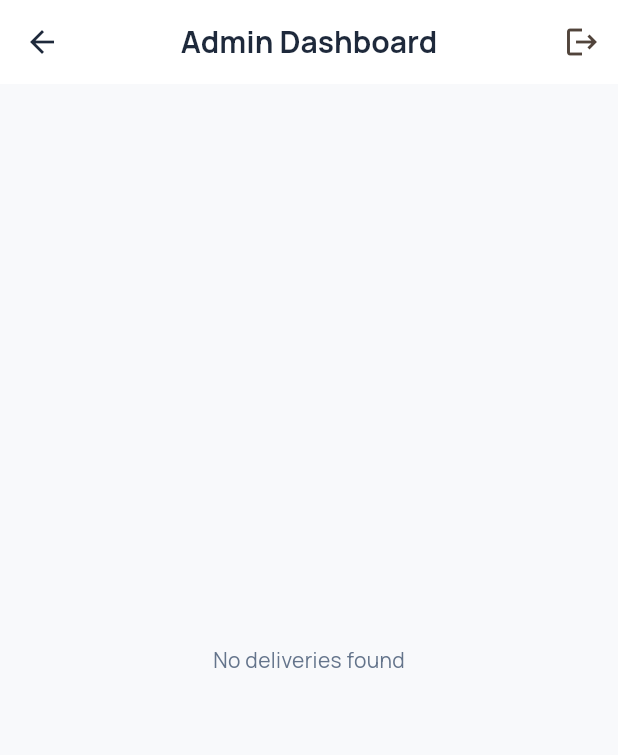
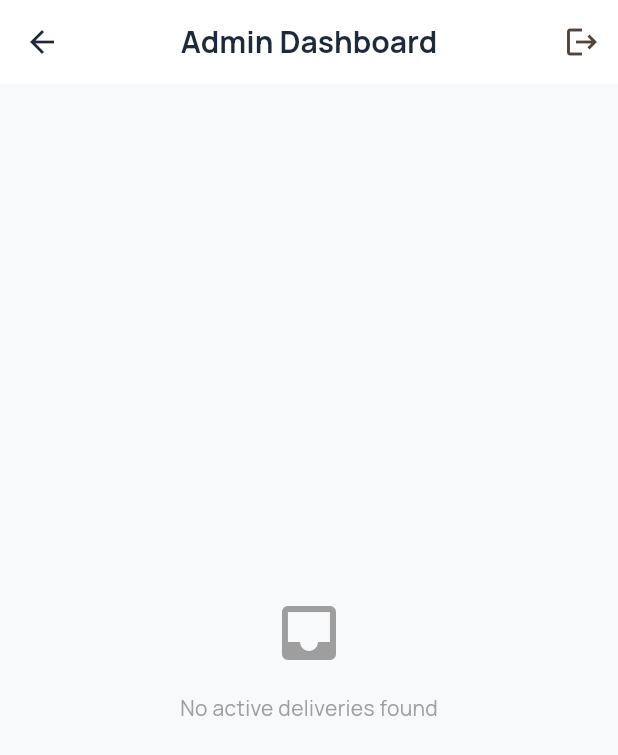
Before and after one commit to amanuel-alex/Motorbike-Parcel-Delivery-App, a Flutter app: the AdminDeliveryListScreen screen opened directly, on a phone screen of 412 x 824 dp. Shown: the top 755 px of the screen. Run offline on Flutter 3.47's test engine with Material 3 defaults, Android fonts, the phone set to English and light mode, and no system bars; our stand-ins replace cloud_firestore, country_picker, firebase_auth, firebase_core, firebase_storage, google_fonts and 3 more; accounts and stored records are empty; statements that could not run were skipped.

Commit message:
issues with data persistence and logout confirmations.

```diff
--- a/lib/core/widgets/common_widgets.dart
+++ b/lib/core/widgets/common_widgets.dart
@@ -107,14 +107,14 @@ class StatusBadge extends StatelessWidget {
 Future<void> showLogoutDialog(BuildContext context) async {
   return showDialog(
     context: context,
-    builder: (context) => AlertDialog(
+    builder: (dialContext) => AlertDialog(
       title: const Text("Logout"),
       content: const Text("Are you sure you want to logout?"),
       actions: [
-        TextButton(onPressed: () => Navigator.pop(context), child: const Text("Cancel")),
+        TextButton(onPressed: () => Navigator.pop(dialContext), child: const Text("Cancel")),
         TextButton(
           onPressed: () {
-            Navigator.pop(context);
+            Navigator.pop(dialContext);
             Provider.of<AuthProvider>(context, listen: false).signOut();
           },
           child: const Text("Logout", style: TextStyle(color: Colors.red)),
--- a/lib/providers/auth_provider.dart
+++ b/lib/providers/auth_provider.dart
@@ -44,6 +44,7 @@ class AuthProvider extends ChangeNotifier {
   Future<void> signOut() async {
     AuthService.isDemoMode = false;
     await _authService.signOut();
+    notifyListeners();
   }
 
   void triggerDemoMode({String? phoneNumber}) {
--- a/lib/screens/admin/admin_delivery_list.dart
+++ b/lib/screens/admin/admin_delivery_list.dart
@@ -29,13 +29,25 @@ class AdminDeliveryListScreen extends StatelessWidget {
       body: StreamBuilder<List<Delivery>>(
         stream: DeliveryService().getAllDeliveries(),
         builder: (context, snapshot) {
+          if (snapshot.hasError) {
+             return Center(child: Text("Error: ${snapshot.error}", style: const TextStyle(color: Colors.red)));
+          }
           if (snapshot.connectionState == ConnectionState.waiting) {
             return const Center(child: CircularProgressIndicator());
           }
           final deliveries = snapshot.data ?? [];
 
           if (deliveries.isEmpty) {
-            return const Center(child: Text("No deliveries found"));
+            return Center(
+              child: Column(
+                mainAxisAlignment: MainAxisAlignment.center,
+                children: const [
+                  Icon(Icons.inbox, size: 48, color: Colors.grey),
+                  SizedBox(height: 16),
+                  Text("No active deliveries found", style: TextStyle(color: Colors.grey)),
+                ],
+              ),
+            );
           }
 
           return ListView.separated(
--- a/lib/screens/admin/admin_zones_screen.dart
+++ b/lib/screens/admin/admin_zones_screen.dart
@@ -41,6 +41,12 @@ class _AdminZonesScreenState extends State<AdminZonesScreen> {
           backgroundColor: Colors.white,
           elevation: 0,
           leading: const SizedBox.shrink(),
+          actions: [
+            IconButton(
+              icon: const Icon(Icons.logout, color: Colors.black),
+              onPressed: () => showLogoutDialog(context),
+            ),
+          ],
           bottom: const TabBar(
              labelColor: AppColors.primary,
              unselectedLabelColor: Colors.grey,
--- a/lib/screens/customer/create_delivery_screen.dart
+++ b/lib/screens/customer/create_delivery_screen.dart
@@ -8,6 +8,7 @@ import '../../core/utils/error_handler.dart';
 import '../../core/constants/app_constants.dart';
 import '../../providers/auth_provider.dart';
 import '../payment/payment_instructions_screen.dart';
+import '../../core/services/auth_service.dart';
 
 class CreateDeliveryScreen extends StatefulWidget {
   const CreateDeliveryScreen({super.key});
@@ -18,6 +19,7 @@ class CreateDeliveryScreen extends StatefulWidget {
 
 class _CreateDeliveryScreenState extends State<CreateDeliveryScreen> {
   final DeliveryService _deliveryService = DeliveryService();
+  final AuthService _authService = AuthService();
   final TextEditingController _notesController = TextEditingController();
   final TextEditingController _pickupDetailController = TextEditingController();
   final TextEditingController _dropDetailController = TextEditingController();
@@ -136,8 +138,8 @@ class _CreateDeliveryScreenState extends State<CreateDeliveryScreen> {
 
       final delivery = Delivery(
         id: '',
-        customerId: authProvider.user?.uid ?? 'anonymous',
-        customerPhone: authProvider.user?.phoneNumber ?? 'N/A',
+        customerId: _authService.currentUserUid,
+        customerPhone: authProvider.user?.phoneNumber ?? 'Demo User',
         pickupAddress: pickupFull,
         dropoffAddress: dropFull,
         pickupZoneName: selectedPickupZone,
--- a/lib/screens/rider/available_jobs_screen.dart
+++ b/lib/screens/rider/available_jobs_screen.dart
@@ -194,7 +194,7 @@ class _AvailableJobsScreenState extends State<AvailableJobsScreen> {
           _buildProfileOption(
             Icons.logout,
             'Logout',
-            () => authProvider.signOut(),
+            () => showLogoutDialog(context),
             color: Colors.red,
           ),
         ],
```
Also changed, not shown: lib/core/services/auth_service.dart (+12 -5 lines), lib/core/services/delivery_service.dart (+1 -9 lines), lib/core/services/storage_service.dart (+16 -0 lines), lib/screens/login/otp_verification_screen.dart (+10 -3 lines).
